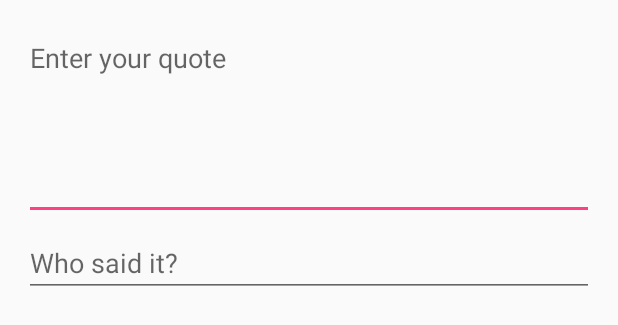
After one commit to duncan0506/LeapOnline2.0, an Android app: the layout dialog_add_goal.xml on its own in the app's theme, with its tools: preview values and no code run, on a phone screen of 412 x 824 dp. The commit adds this screen. Shown: the top 325 px of the screen. Run offline under Robolectric (Android 15) with nearby library versions, the phone set to English and light mode, and no system bars.

Commit message:
Add Goal Achievement Tips Dialog (still need database)

```diff
--- /dev/null
+++ b/app/src/main/res/layout/dialog_add_goal.xml
@@ -0,0 +1,27 @@
+<?xml version="1.0" encoding="utf-8"?>
+<RelativeLayout xmlns:android="http://schemas.android.com/apk/res/android"
+    android:layout_width="match_parent"
+    android:layout_height="match_parent"
+    android:padding="16dp">
+
+    <EditText
+        android:id="@+id/etAddGoal"
+        android:layout_width="match_parent"
+        android:layout_height="wrap_content"
+        android:gravity="top|left"
+        android:hint="Enter your quote"
+        android:inputType="textCapSentences|textAutoCorrect|textMultiLine"
+        android:lines="10"
+        android:maxLines="15"
+        android:minLines="5" />
+
+    <EditText
+        android:id="@+id/etAddAuthor"
+        android:layout_width="match_parent"
+        android:layout_height="wrap_content"
+        android:layout_below="@+id/etAddGoal"
+        android:hint="Who said it?"
+        android:inputType="textCapWords|textAutoCorrect"
+        android:paddingTop="16dp" />
+
+</RelativeLayout>
```
Also changed, not shown: app/src/main/java/com/peoplecoachingworks/leapstudio20/DialogAddGoal.java (added, +62 -0 lines), app/src/main/java/com/peoplecoachingworks/leapstudio20/FragmentGoalTips.java (+56 -10 lines), app/src/main/res/layout/fragment_goal_tips.xml (+31 -3 lines), app/src/main/res/menu/fragment_goal_tips_menu.xml (added, +9 -0 lines).
